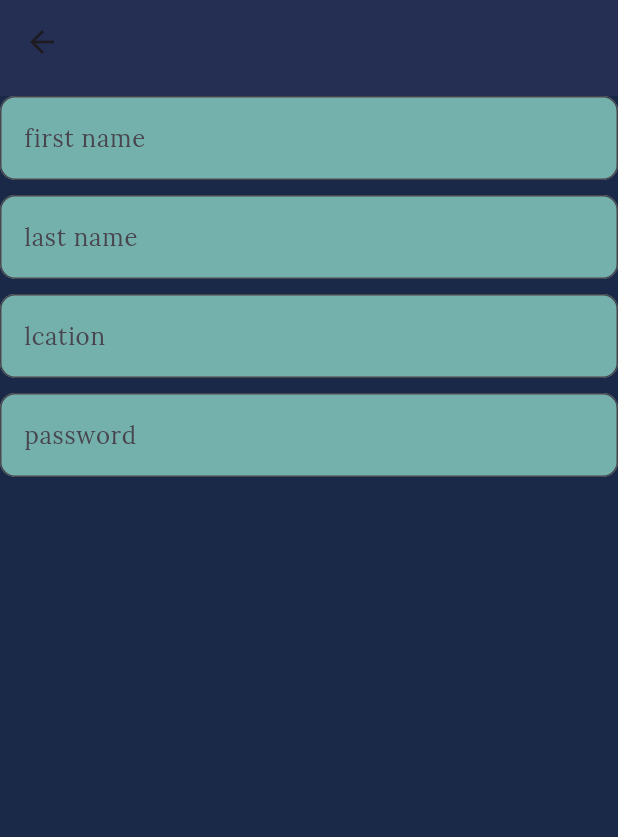
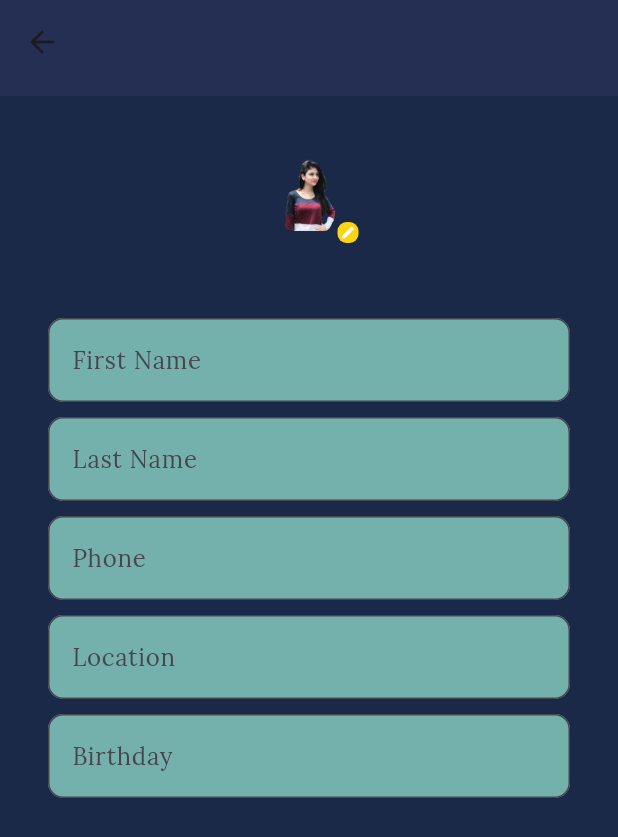
Before and after one commit to Bhanupratap7248/social-media-clone, a Flutter app: the EditProfilePage screen opened by its route, on a phone screen of 412 x 824 dp. Shown: the top 837 px of the screen. Run offline on Flutter 3.47's test engine with Material 3 defaults, Android fonts, the phone set to English and light mode, and no system bars; our stand-ins replace flutter_svg, google_fonts.

Commit message:
user_avatar

```diff
--- /dev/null
+++ b/lib/components/user_avatar.dart
@@ -0,0 +1,20 @@
+import 'package:flutter/material.dart';
+import 'package:flutter_application_1/config/app_icons.dart';
+
+class UserAvatar extends StatelessWidget {
+  final double size;
+
+  const UserAvatar({super.key, this.size = 50});
+
+  @override
+  Widget build(BuildContext context) {
+    return ClipRRect(
+      borderRadius: BorderRadius.circular(16),
+      child: Image.asset(
+        AppIcons.icUser1,
+        height: 50,
+        width: 50,
+      ),
+    );
+  }
+}
--- a/lib/config/app_routs.dart
+++ b/lib/config/app_routs.dart
@@ -2,6 +2,7 @@ import 'package:flutter_application_1/pages/edit_profile_page.dart';
 import 'package:flutter_application_1/pages/home_page.dart';
 import 'package:flutter_application_1/pages/login_page.dart';
 import 'package:flutter_application_1/pages/main_page.dart';
+
 
 class AppRouts {
 
--- a/lib/config/app_strings.dart
+++ b/lib/config/app_strings.dart
@@ -1,4 +1,6 @@
 class AppStrings {
+
+  static const hellowelcome = 'hello,Welcome Back';
   static const profile = 'Profile';
   static const editProfile = 'Edit Profile';
   static const logout = 'Logout';
@@ -9,9 +11,10 @@ class AppStrings {
   static const location = 'Location';
   static const password = 'Password';
   static const loginToContinue = 'Login to continue';
+  static const username = 'Username';
   static const signup = 'Sign Up';
   static const forgotPassword = 'Forgot Password?';
-  static const signUpWithUs = 'Sign Up With Us';
+  static const signInWithUs = 'Sign Up With ';
   static const followers = 'Followers';
   static const following = 'Following';
   static const posts = 'Posts';
@@ -19,13 +22,16 @@ class AppStrings {
   static const appName = 'My App';
   static const helloWelcome = ' Hello Welcome back!';
   static const user = 'user';
-
   static const massagae = 'Message';
   static const add = 'Add';
   static const search = 'Search';
   static const favorites = 'favorites';
   static const loginWithGoogle = 'login with Google';
   static const loginWithFacebook = 'login with Facebook';
+  static const dontHaveAnAccount = 'Don\'t have an account? ';
+  static const phonenumber = 'Phone Number';
+  static const locations = 'Location';
+  static const birthday = 'Birthday';
 
 
 
--- a/lib/main.dart
+++ b/lib/main.dart
@@ -1,10 +1,7 @@
 import 'package:flutter/material.dart';
 import 'package:flutter_application_1/config/app_routs.dart';
-import 'package:flutter_application_1/pages/profile_page.dart';
 import 'package:flutter_application_1/styles/app_colors.dart';
-import 'package:flutter_application_1/pages/main_page.dart';
 import 'package:google_fonts/google_fonts.dart';
-import 'package:flutter_application_1/pages/edit_profile_page.dart';
 
 void main() {
   runApp(MyApp());
--- a/lib/pages/edit_profile_page.dart
+++ b/lib/pages/edit_profile_page.dart
@@ -2,6 +2,8 @@ import 'package:flutter/material.dart';
 import 'package:flutter_application_1/components/app_text_field.dart';
 import 'package:flutter_application_1/components/toolbar.dart';
 import 'package:flutter_application_1/config/app_strings.dart';
+import 'package:flutter_application_1/components/user_avatar.dart';
+import 'package:flutter_application_1/styles/app_colors.dart';
 
 class EditProfilePage extends StatelessWidget {
   const EditProfilePage({super.key});
@@ -12,17 +14,49 @@ class EditProfilePage extends StatelessWidget {
       appBar: Toolbar(
         title: AppStrings.editProfile,
       ),
-      body: Column(
+      body: Padding(
+        padding: const EdgeInsets.all(24),
+        child: SingleChildScrollView(
+          padding: const EdgeInsets.all(8.0),
+          child: Column(
             children: [
-          AppTextField(hint: 'first name'),
+              Stack(
+                children: [
+                  Padding(
+                    padding: const EdgeInsets.all(8.0),
+                    child: UserAvatar(
+                      size: 500,
+                    ),
+                  ),
+                  Positioned(
+                      bottom: 0,
+                      right: 0,
+                      child: Container(
+                          padding: const EdgeInsets.all(2),
+                          decoration: BoxDecoration(
+                              color: AppColors.primary,
+                              borderRadius:
+                                  BorderRadius.all(Radius.circular(6))),
+                          child: Icon(
+                            Icons.edit,
+                            color: Colors.white,
+                            size: 10,
+                          ))),
+                ],
+              ),
+              SizedBox(height: 50),
+              AppTextField(hint: AppStrings.firstName),
               SizedBox(height: 10),
-          AppTextField(hint: 'last name'),
+              AppTextField(hint: AppStrings.lastName),
               SizedBox(height: 10),
-          AppTextField(hint: 'lcation'),
+              AppTextField(hint: AppStrings.phone),
               SizedBox(height: 10),
-          AppTextField(hint: 'password'),
+              AppTextField(hint: AppStrings.location),
               SizedBox(height: 10),
+              AppTextField(hint: AppStrings.birthday),
             ],
+          ),
+        ),
       ),
     );
   }
--- a/lib/pages/login_page.dart
+++ b/lib/pages/login_page.dart
@@ -103,7 +103,7 @@ class _LoginPageState extends State<LoginPage> {
                 ),
                 SizedBox(height: 35),
                 Text(
-                  AppStrings.signUpWithUs,
+                  AppStrings.signInWithUs,
                 ),
 
                 SizedBox(height: 16),
--- a/lib/pages/profile_page.dart
+++ b/lib/pages/profile_page.dart
@@ -1,6 +1,7 @@
 import 'package:flutter/material.dart';
 
 import 'package:flutter_application_1/components/toolbar.dart';
+import 'package:flutter_application_1/components/user_avatar.dart';
 import 'package:flutter_application_1/config/app_icons.dart';
 import 'package:flutter_application_1/config/app_routs.dart';
 import 'package:flutter_application_1/config/app_strings.dart';
@@ -53,13 +54,8 @@ class ProfilePage extends StatelessWidget {
       ),
       body: Column(
         children: [
-          ClipRRect(
-            borderRadius: BorderRadius.circular(16),
-            child: Image.asset(
-              AppIcons.icUser1,
-              height: 50,
-              width: 50,
-            ),
+         UserAvatar(
+            size: 90,
           ),
           SizedBox(height: 24),
           Text('Monika Rawat', style: AppText.header2),
```
Also changed, not shown: 1 other file. Lines whose indentation alone changed are shown as unchanged.
